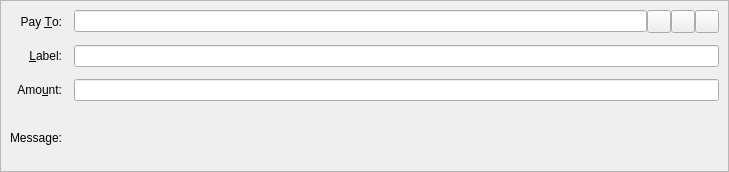
Above: src/qt/forms/sendcoinsentry.ui from weoka/MonkeyV2 before the change. Below: the same form after it.
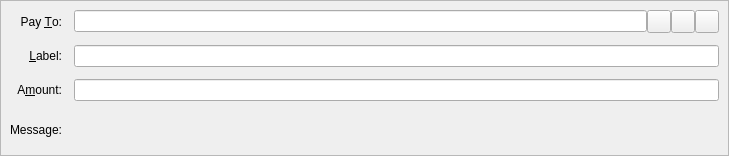
That is the form after the change. Icons and pictures are not drawn. Custom widgets are drawn as their Qt base class.

Commit message: [GUI] Fixed labels and sizes

Diff of the .ui file:
```diff
--- a/src/qt/forms/sendcoinsentry.ui
+++ b/src/qt/forms/sendcoinsentry.ui
@@ -7,7 +7,7 @@
     <x>0</x>
     <y>0</y>
     <width>729</width>
-    <height>172</height>
+    <height>156</height>
    </rect>
   </property>
   <property name="focusPolicy">
@@ -128,7 +128,7 @@
     <item row="2" column="0">
      <widget class="QLabel" name="amountLabel">
       <property name="text">
-       <string>Amo&amp;unt:</string>
+       <string>A&amp;mount:</string>
       </property>
       <property name="alignment">
        <set>Qt::AlignRight|Qt::AlignTrailing|Qt::AlignVCenter</set>
```
Left out of the diff: 2 changed lines with no effect on the pictures. The commit also changes 2 other files.
